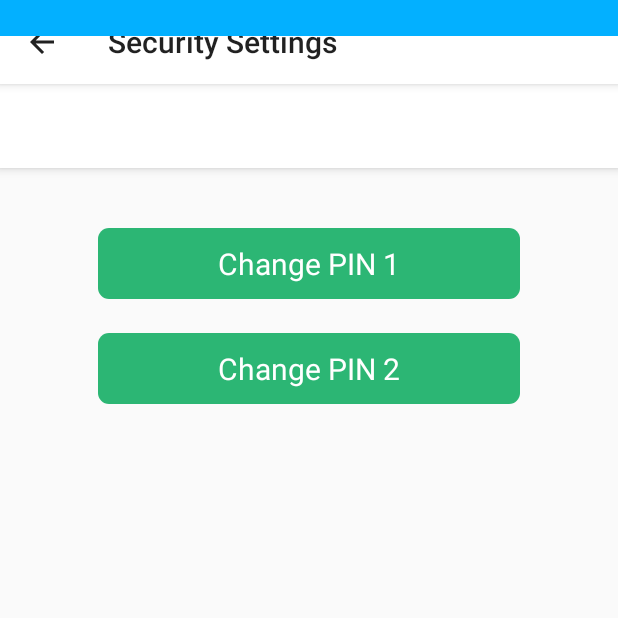
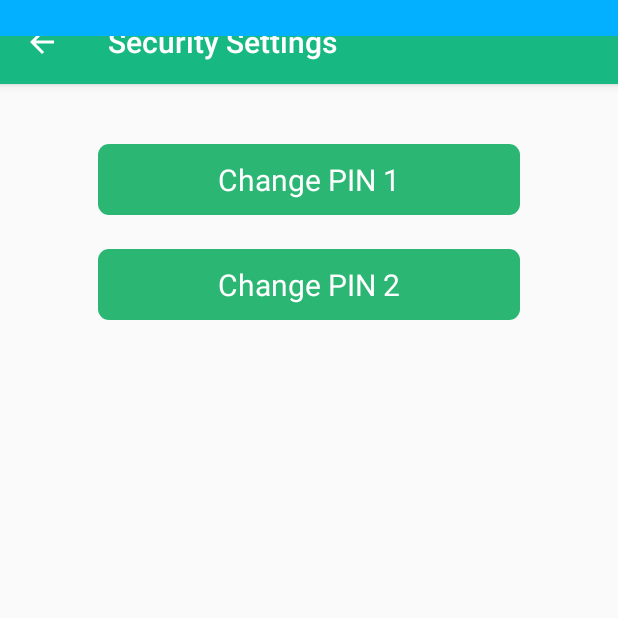
Before and after one commit to dhutapratama/IMMEclient, an Android app: the SecuritySettingsActivity screen opened directly, with no data from a screen before it, on a phone screen of 412 x 824 dp, the top half of it. Run offline under Robolectric (Android 15) with nearby library versions, the light colour scheme and no system bars.

Commit message:
Security settings resolving layout problem

```diff
--- a/app/src/main/AndroidManifest.xml
+++ b/app/src/main/AndroidManifest.xml
@@ -162,13 +162,14 @@
             android:name=".SecuritySettingsActivity"
             android:label="@string/title_activity_security_setting"
             android:parentActivityName=".MainActivity"
-            android:screenOrientation="portrait" >
+            android:screenOrientation="portrait"
+            android:theme="@style/AppThemeGreen.NoActionBar">
             <meta-data
                 android:name="android.support.PARENT_ACTIVITY"
                 android:value="com.imme.immeclient.MainActivity" />
 
             <intent-filter>
-                <action android:name="com.imme.immeclient.SecuritySettingActivity" />
+                <action android:name="com.imme.immeclient.SecuritySettingsActivity" />
 
                 <category android:name="android.intent.category.DEFAULT" />
             </intent-filter>
--- a/app/src/main/res/layout/activity_recipient_list.xml
+++ b/app/src/main/res/layout/activity_recipient_list.xml
@@ -2,8 +2,10 @@
 <android.support.design.widget.CoordinatorLayout
     xmlns:android="http://schemas.android.com/apk/res/android"
     xmlns:app="http://schemas.android.com/apk/res-auto"
-    xmlns:tools="http://schemas.android.com/tools" android:layout_width="match_parent"
-    android:layout_height="match_parent" android:fitsSystemWindows="true"
+    xmlns:tools="http://schemas.android.com/tools"
+    android:layout_width="match_parent"
+    android:layout_height="match_parent"
+    android:fitsSystemWindows="true"
     tools:context="com.imme.immeclient.RecipientListActivity">
 
     <android.support.design.widget.AppBarLayout
--- a/app/src/main/res/layout/activity_security_settings.xml
+++ b/app/src/main/res/layout/activity_security_settings.xml
@@ -1,5 +1,6 @@
 <?xml version="1.0" encoding="utf-8"?>
-<android.support.design.widget.CoordinatorLayout xmlns:android="http://schemas.android.com/apk/res/android"
+<android.support.design.widget.CoordinatorLayout
+    xmlns:android="http://schemas.android.com/apk/res/android"
     xmlns:app="http://schemas.android.com/apk/res-auto"
     xmlns:tools="http://schemas.android.com/tools"
     android:layout_width="match_parent"
@@ -8,8 +9,8 @@
     tools:context="com.imme.immeclient.SecuritySettingsActivity">
 
     <android.support.design.widget.AppBarLayout
+        android:layout_height="wrap_content"
         android:layout_width="match_parent"
-        android:layout_height="wrap_content"
         android:theme="@style/AppThemeGreen.AppBarOverlay">
 
         <android.support.v7.widget.Toolbar
--- a/app/src/main/res/values-v19/styles.xml
+++ b/app/src/main/res/values-v19/styles.xml
@@ -25,7 +25,7 @@
 
     <style name="AppThemeBlue.NoActionBar">
         <!-- Customize your theme here. -->
-        <item name="windowActionBar">true</item>
+        <item name="windowActionBar">false</item>
         <item name="windowNoTitle">true</item>
         <item name="android:textColorPrimary">@color/textWhite</item>
         <item name="android:textColorSecondary">@color/textWhite</item>
@@ -48,10 +48,14 @@
 
     <style name="AppThemeGreen.NoActionBar">
         <!-- Customize your theme here. -->
-        <item name="windowActionBar">true</item>
+        <item name="windowActionBar">false</item>
         <item name="windowNoTitle">true</item>
         <item name="android:textColorPrimary">@color/textWhite</item>
         <item name="android:textColorSecondary">@color/textWhite</item>
         <item name="android:windowTranslucentStatus">true</item>
     </style>
+
+    <style name="AppThemeGreen.AppBarOverlay" parent="ThemeOverlay.AppCompat.Dark.ActionBar">
+    </style>
+    <style name="AppThemeGreen.PopupOverlay" parent="ThemeOverlay.AppCompat.Light" />
 </resources>
--- a/app/src/main/res/values/styles.xml
+++ b/app/src/main/res/values/styles.xml
@@ -87,7 +87,7 @@
 
     <style name="AppThemeGreen.NoActionBar">
         <!-- Customize your theme here. -->
-        <item name="windowActionBar">true</item>
+        <item name="windowActionBar">false</item>
         <item name="windowNoTitle">true</item>
         <item name="android:textColorPrimary">@color/textWhite</item>
         <item name="android:textColorSecondary">@color/textWhite</item>
```
Also changed, not shown: 1 other file.
